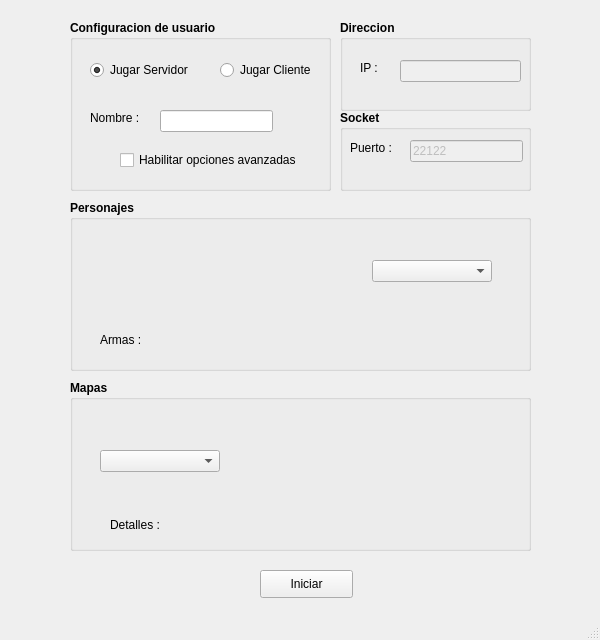
Old version of the form launcher/launcher.ui in the repository AdrianN17/Eclipso.
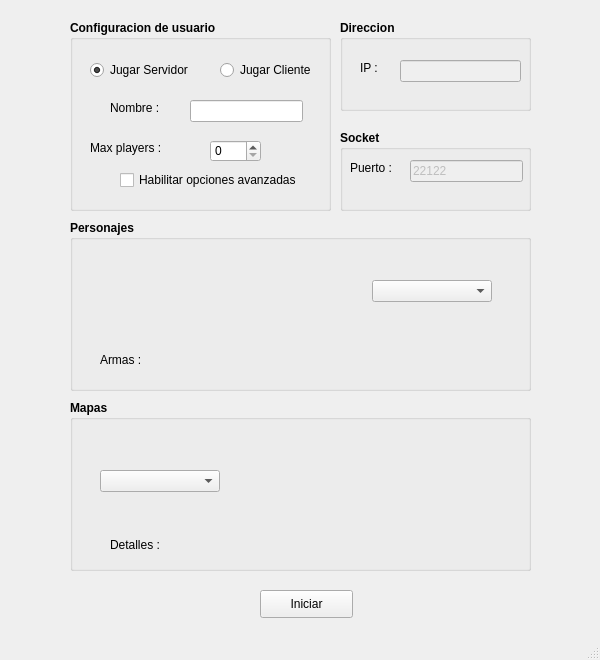
New version of the form.

```diff
--- a/launcher/launcher.ui
+++ b/launcher/launcher.ui
@@ -7,19 +7,19 @@
     <x>0</x>
     <y>0</y>
     <width>600</width>
-    <height>640</height>
+    <height>660</height>
    </rect>
   </property>
   <property name="minimumSize">
    <size>
     <width>600</width>
-    <height>640</height>
+    <height>660</height>
    </size>
   </property>
   <property name="maximumSize">
    <size>
     <width>600</width>
-    <height>640</height>
+    <height>660</height>
    </size>
   </property>
   <property name="windowTitle">
@@ -30,7 +30,7 @@
     <property name="geometry">
      <rect>
       <x>260</x>
-      <y>570</y>
+      <y>590</y>
       <width>93</width>
       <height>28</height>
      </rect>
@@ -45,7 +45,7 @@
       <x>70</x>
       <y>20</y>
       <width>261</width>
-      <height>171</height>
+      <height>191</height>
      </rect>
     </property>
     <property name="font">
@@ -101,8 +101,8 @@
     <widget class="QLabel" name="label_2">
      <property name="geometry">
       <rect>
-       <x>20</x>
-       <y>90</y>
+       <x>40</x>
+       <y>80</y>
        <width>55</width>
        <height>16</height>
       </rect>
@@ -120,8 +120,8 @@
     <widget class="QLineEdit" name="txt_nombre">
      <property name="geometry">
       <rect>
-       <x>90</x>
-       <y>90</y>
+       <x>120</x>
+       <y>80</y>
        <width>113</width>
        <height>22</height>
       </rect>
@@ -137,7 +137,7 @@
      <property name="geometry">
       <rect>
        <x>50</x>
-       <y>130</y>
+       <y>150</y>
        <width>191</width>
        <height>20</height>
       </rect>
@@ -152,12 +152,47 @@
       <string>Habilitar opciones avanzadas</string>
      </property>
     </widget>
+    <widget class="QLabel" name="label_4">
+     <property name="geometry">
+      <rect>
+       <x>20</x>
+       <y>120</y>
+       <width>81</width>
+       <height>16</height>
+      </rect>
+     </property>
+     <property name="font">
+      <font>
+       <weight>50</weight>
+       <bold>false</bold>
+      </font>
+     </property>
+     <property name="text">
+      <string>Max players :</string>
+     </property>
+    </widget>
+    <widget class="QSpinBox" name="spin_cantidad">
+     <property name="geometry">
+      <rect>
+       <x>140</x>
+       <y>120</y>
+       <width>51</width>
+       <height>22</height>
+      </rect>
+     </property>
+     <property name="font">
+      <font>
+       <weight>50</weight>
+       <bold>false</bold>
+      </font>
+     </property>
+    </widget>
    </widget>
    <widget class="QGroupBox" name="group_personajes">
     <property name="geometry">
      <rect>
       <x>70</x>
-      <y>200</y>
+      <y>220</y>
       <width>461</width>
       <height>171</height>
      </rect>
@@ -230,7 +265,7 @@
     <property name="geometry">
      <rect>
       <x>70</x>
-      <y>380</y>
+      <y>400</y>
       <width>461</width>
       <height>171</height>
      </rect>
@@ -363,7 +398,7 @@
     <property name="geometry">
      <rect>
       <x>340</x>
-      <y>110</y>
+      <y>130</y>
       <width>191</width>
       <height>81</height>
      </rect>
```
